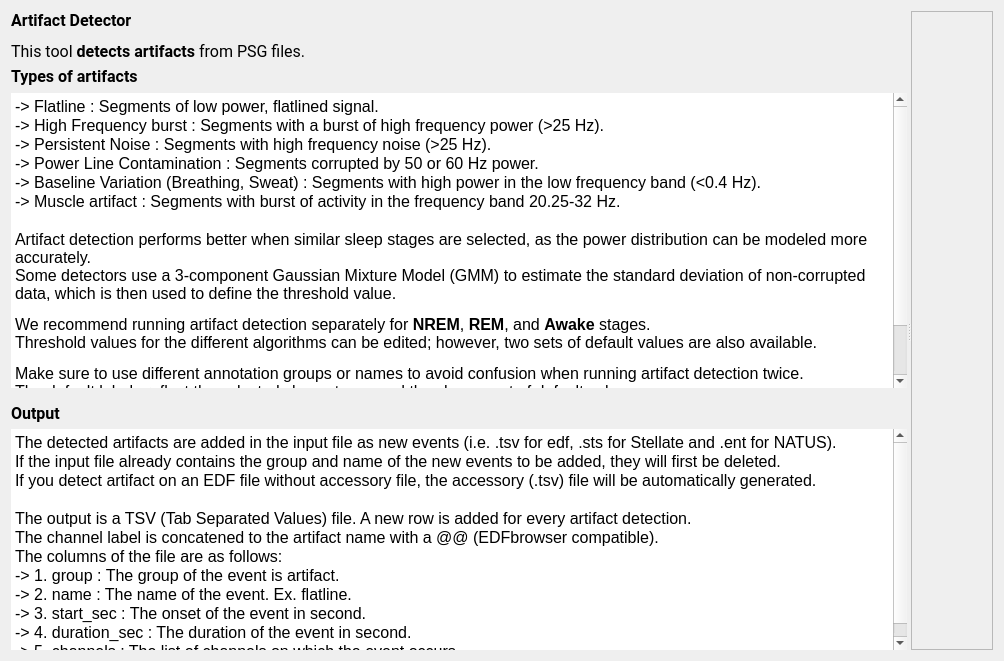
Qt form tools/CEAMSTools/DetectArtifacts/ArtIntroStepPL/Ui_ArtIntroStepPL.ui (SnoozToolbox/snooz-package-ceams) before a commit.
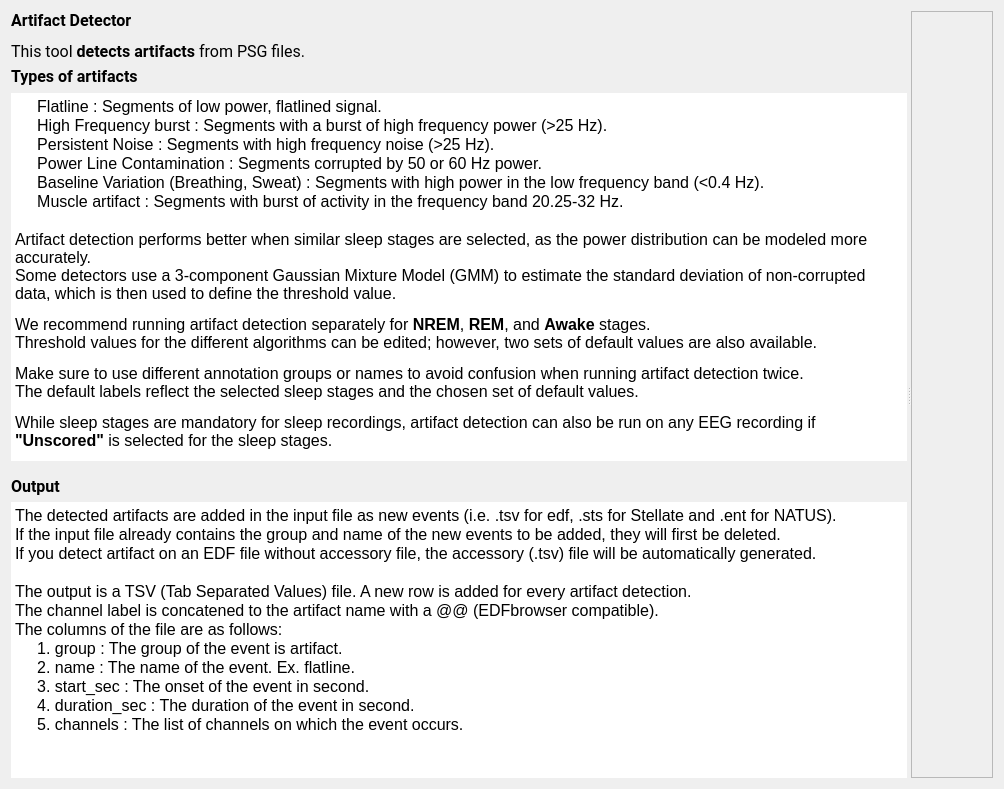
The same form after that commit.

The edit to the form file:
```diff
--- a/tools/CEAMSTools/DetectArtifacts/ArtIntroStepPL/Ui_ArtIntroStepPL.ui
+++ b/tools/CEAMSTools/DetectArtifacts/ArtIntroStepPL/Ui_ArtIntroStepPL.ui
@@ -7,7 +7,7 @@
     <x>0</x>
     <y>0</y>
     <width>1004</width>
-    <height>661</height>
+    <height>789</height>
    </rect>
   </property>
   <property name="windowTitle">
@@ -133,12 +133,12 @@
 li.unchecked::marker { content: &quot;\2610&quot;; }
 li.checked::marker { content: &quot;\2612&quot;; }
 &lt;/style&gt;&lt;/head&gt;&lt;body style=&quot; font-family:'Roboto'; font-size:12pt; font-weight:400; font-style:normal;&quot;&gt;
-&lt;p style=&quot; margin-top:0px; margin-bottom:0px; margin-left:0px; margin-right:0px; -qt-block-indent:0; text-indent:0px;&quot;&gt;-&amp;gt; Flatline : Segments of low power, flatlined signal.&lt;/p&gt;
-&lt;p style=&quot; margin-top:0px; margin-bottom:0px; margin-left:0px; margin-right:0px; -qt-block-indent:0; text-indent:0px;&quot;&gt;-&amp;gt; High Frequency burst : Segments with a burst of high frequency power (&amp;gt;25 Hz).&lt;/p&gt;
-&lt;p style=&quot; margin-top:0px; margin-bottom:0px; margin-left:0px; margin-right:0px; -qt-block-indent:0; text-indent:0px;&quot;&gt;-&amp;gt; Persistent Noise : Segments with high frequency noise (&amp;gt;25 Hz).&lt;/p&gt;
-&lt;p style=&quot; margin-top:0px; margin-bottom:0px; margin-left:0px; margin-right:0px; -qt-block-indent:0; text-indent:0px;&quot;&gt;-&amp;gt; Power Line Contamination : Segments corrupted by 50 or 60 Hz power.&lt;/p&gt;
-&lt;p style=&quot; margin-top:0px; margin-bottom:0px; margin-left:0px; margin-right:0px; -qt-block-indent:0; text-indent:0px;&quot;&gt;-&amp;gt; Baseline Variation (Breathing, Sweat) : Segments with high power in the low frequency band (&amp;lt;0.4 Hz).&lt;/p&gt;
-&lt;p style=&quot; margin-top:0px; margin-bottom:0px; margin-left:0px; margin-right:0px; -qt-block-indent:0; text-indent:0px;&quot;&gt;-&amp;gt; Muscle artifact : Segments with burst of activity in the frequency band 20.25-32 Hz.&lt;/p&gt;
+&lt;p style=&quot; margin-top:0px; margin-bottom:0px; margin-left:0px; margin-right:0px; -qt-block-indent:0; text-indent:0px;&quot;&gt;     Flatline : Segments of low power, flatlined signal.&lt;/p&gt;
+&lt;p style=&quot; margin-top:0px; margin-bottom:0px; margin-left:0px; margin-right:0px; -qt-block-indent:0; text-indent:0px;&quot;&gt;     High Frequency burst : Segments with a burst of high frequency power (&amp;gt;25 Hz).&lt;/p&gt;
+&lt;p style=&quot; margin-top:0px; margin-bottom:0px; margin-left:0px; margin-right:0px; -qt-block-indent:0; text-indent:0px;&quot;&gt;     Persistent Noise : Segments with high frequency noise (&amp;gt;25 Hz).&lt;/p&gt;
+&lt;p style=&quot; margin-top:0px; margin-bottom:0px; margin-left:0px; margin-right:0px; -qt-block-indent:0; text-indent:0px;&quot;&gt;     Power Line Contamination : Segments corrupted by 50 or 60 Hz power.&lt;/p&gt;
+&lt;p style=&quot; margin-top:0px; margin-bottom:0px; margin-left:0px; margin-right:0px; -qt-block-indent:0; text-indent:0px;&quot;&gt;     Baseline Variation (Breathing, Sweat) : Segments with high power in the low frequency band (&amp;lt;0.4 Hz).&lt;/p&gt;
+&lt;p style=&quot; margin-top:0px; margin-bottom:0px; margin-left:0px; margin-right:0px; -qt-block-indent:0; text-indent:0px;&quot;&gt;     Muscle artifact : Segments with burst of activity in the frequency band 20.25-32 Hz.&lt;/p&gt;
 &lt;p style=&quot;-qt-paragraph-type:empty; margin-top:0px; margin-bottom:0px; margin-left:0px; margin-right:0px; -qt-block-indent:0; text-indent:0px;&quot;&gt;&lt;br /&gt;&lt;/p&gt;
 &lt;p style=&quot; margin-top:0px; margin-bottom:0px; margin-left:0px; margin-right:0px; -qt-block-indent:0; text-indent:0px;&quot;&gt;Artifact detection performs better when similar sleep stages are selected, as the power distribution can be modeled more accurately.&lt;br /&gt;Some detectors use a 3-component Gaussian Mixture Model (GMM) to estimate the standard deviation of non-corrupted data, which is then used to define the threshold value.&lt;/p&gt;
 &lt;p style=&quot; margin-top:12px; margin-bottom:12px; margin-left:0px; margin-right:0px; -qt-block-indent:0; text-indent:0px;&quot;&gt;We recommend running artifact detection separately for &lt;span style=&quot; font-weight:700;&quot;&gt;NREM&lt;/span&gt;, &lt;span style=&quot; font-weight:700;&quot;&gt;REM&lt;/span&gt;, and &lt;span style=&quot; font-weight:700;&quot;&gt;Awake&lt;/span&gt; stages.&lt;br /&gt;Threshold values for the different algorithms can be edited; however, two sets of default values are also available.&lt;/p&gt;
@@ -222,11 +222,11 @@
 &lt;p style=&quot; margin-top:0px; margin-bottom:0px; margin-left:0px; margin-right:0px; -qt-block-indent:0; text-indent:0px;&quot;&gt;The output is a TSV (Tab Separated Values) file. A new row is added for every artifact detection.&lt;/p&gt;
 &lt;p style=&quot; margin-top:0px; margin-bottom:0px; margin-left:0px; margin-right:0px; -qt-block-indent:0; text-indent:0px;&quot;&gt;The channel label is concatened to the artifact name with a @@ (EDFbrowser compatible).&lt;/p&gt;
 &lt;p style=&quot; margin-top:0px; margin-bottom:0px; margin-left:0px; margin-right:0px; -qt-block-indent:0; text-indent:0px;&quot;&gt;The columns of the file are as follows:&lt;/p&gt;
-&lt;p style=&quot; margin-top:0px; margin-bottom:0px; margin-left:0px; margin-right:0px; -qt-block-indent:0; text-indent:0px;&quot;&gt;-&amp;gt; 1. group : The group of the event is artifact.&lt;/p&gt;
-&lt;p style=&quot; margin-top:0px; margin-bottom:0px; margin-left:0px; margin-right:0px; -qt-block-indent:0; text-indent:0px;&quot;&gt;-&amp;gt; 2. name : The name of the event. Ex. flatline.&lt;/p&gt;
-&lt;p style=&quot; margin-top:0px; margin-bottom:0px; margin-left:0px; margin-right:0px; -qt-block-indent:0; text-indent:0px;&quot;&gt;-&amp;gt; 3. start_sec : The onset of the event in second. &lt;/p&gt;
-&lt;p style=&quot; margin-top:0px; margin-bottom:0px; margin-left:0px; margin-right:0px; -qt-block-indent:0; text-indent:0px;&quot;&gt;-&amp;gt; 4. duration_sec : The duration of the event in second.&lt;/p&gt;
-&lt;p style=&quot; margin-top:0px; margin-bottom:0px; margin-left:0px; margin-right:0px; -qt-block-indent:0; text-indent:0px;&quot;&gt;-&amp;gt; 5. channels : The list of channels on which the event occurs.&lt;/p&gt;&lt;/body&gt;&lt;/html&gt;</string>
+&lt;p style=&quot; margin-top:0px; margin-bottom:0px; margin-left:0px; margin-right:0px; -qt-block-indent:0; text-indent:0px;&quot;&gt;     1. group : The group of the event is artifact.&lt;/p&gt;
+&lt;p style=&quot; margin-top:0px; margin-bottom:0px; margin-left:0px; margin-right:0px; -qt-block-indent:0; text-indent:0px;&quot;&gt;     2. name : The name of the event. Ex. flatline.&lt;/p&gt;
+&lt;p style=&quot; margin-top:0px; margin-bottom:0px; margin-left:0px; margin-right:0px; -qt-block-indent:0; text-indent:0px;&quot;&gt;     3. start_sec : The onset of the event in second. &lt;/p&gt;
+&lt;p style=&quot; margin-top:0px; margin-bottom:0px; margin-left:0px; margin-right:0px; -qt-block-indent:0; text-indent:0px;&quot;&gt;     4. duration_sec : The duration of the event in second.&lt;/p&gt;
+&lt;p style=&quot; margin-top:0px; margin-bottom:0px; margin-left:0px; margin-right:0px; -qt-block-indent:0; text-indent:0px;&quot;&gt;     5. channels : The list of channels on which the event occurs.&lt;/p&gt;&lt;/body&gt;&lt;/html&gt;</string>
          </property>
         </widget>
        </item>
@@ -241,8 +241,8 @@
         <rect>
          <x>0</x>
          <y>0</y>
-         <width>1042</width>
-         <height>929</height>
+         <width>75</width>
+         <height>769</height>
         </rect>
        </property>
        <layout class="QVBoxLayout" name="verticalLayout">
```
